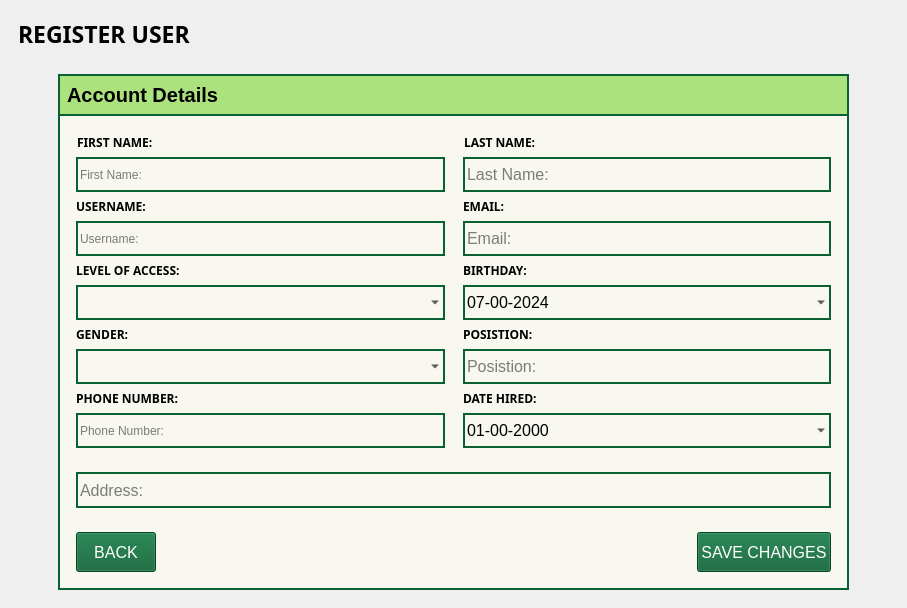
Above: Screens/MainMenuScreens/Registration/Registration_user.ui from Bideiro/Ranil_project_py before the change. Below: the same form after it.
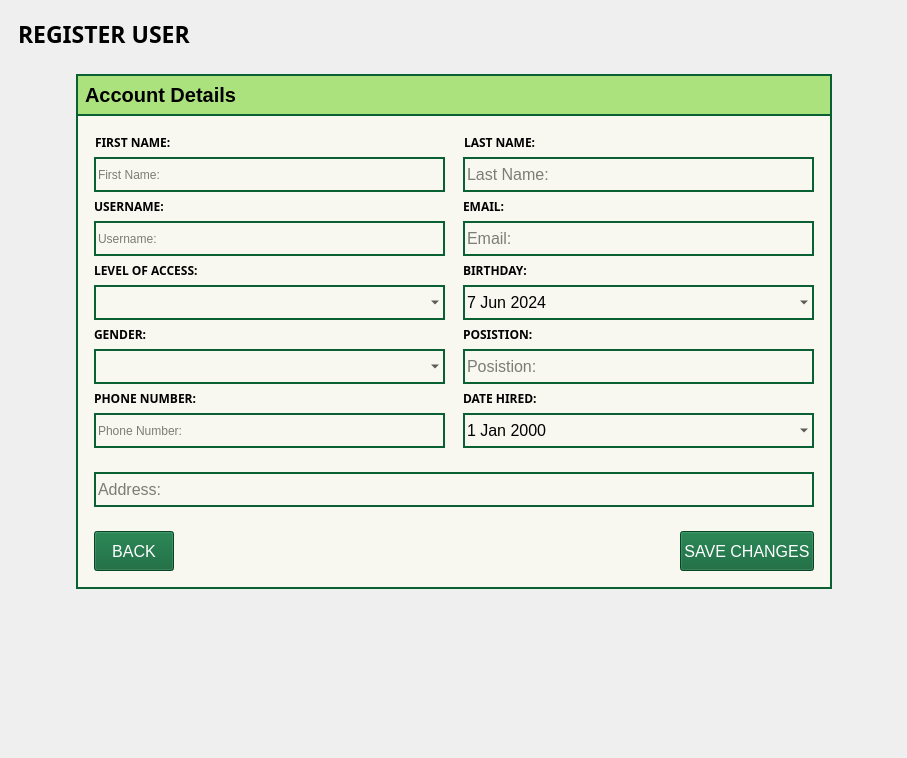
That is the form after the change.

Diff of the .ui file:
```diff
--- a/Screens/MainMenuScreens/Registration/Registration_user.ui
+++ b/Screens/MainMenuScreens/Registration/Registration_user.ui
@@ -7,7 +7,7 @@
     <x>0</x>
     <y>0</y>
     <width>907</width>
-    <height>608</height>
+    <height>758</height>
    </rect>
   </property>
   <property name="font">
@@ -19,6 +19,29 @@
    <string>MainWindow</string>
   </property>
   <widget class="QWidget" name="centralwidget">
+   <property name="styleSheet">
+    <string notr="true">#widget{
+background-color: #F8F8F0;
+border: 2px solid #096033;
+}
+.QComboBox
+{
+border : 2px solid #096033;
+background-color:rgba(0,0,0,0);
+}
+.QLineEdit{
+border : 2px solid #096033;
+background-color:rgba(0,0,0,0);
+}
+.QDateEdit{
+border: 2px solid #096033;
+background-color:rgba(0,0,0,0);
+}
+.QPushButton{
+background-color: #096033;
+color: white;
+}</string>
+   </property>
    <layout class="QVBoxLayout" name="verticalLayout_8">
     <item>
      <widget class="QWidget" name="widget_7" native="true">
@@ -61,7 +84,7 @@
           <enum>Qt::Horizontal</enum>
          </property>
          <property name="sizeType">
-          <enum>QSizePolicy::Fixed</enum>
+          <enum>QSizePolicy::Expanding</enum>
          </property>
          <property name="sizeHint" stdset="0">
           <size>
@@ -74,27 +97,7 @@
        <item>
         <widget class="QWidget" name="widget" native="true">
          <property name="styleSheet">
-          <string notr="true">#widget{
-background-color: #F8F8F0;
-border: 2px solid #096033;
-}
-.QComboBox
-{
-border : 2px solid #096033;
-background-color:rgba(0,0,0,0);
-}
-.QLineEdit{
-border : 2px solid #096033;
-background-color:rgba(0,0,0,0);
-}
-.QDateEdit{
-border: 2px solid #096033;
-background-color:rgba(0,0,0,0);
-}
-.QPushButton{
-background-color: #096033;
-color: white;
-}</string>
+          <string notr="true"/>
          </property>
          <layout class="QVBoxLayout" name="verticalLayout_5">
           <property name="spacing">
@@ -207,7 +210,7 @@
                     </widget>
                    </item>
                    <item>
-                    <widget class="QLineEdit" name="lineEdit">
+                    <widget class="QLineEdit" name="FName_LE">
                      <property name="sizePolicy">
                       <sizepolicy hsizetype="Minimum" vsizetype="Fixed">
                        <horstretch>0</horstretch>
@@ -243,7 +246,7 @@
                     </widget>
                    </item>
                    <item>
-                    <widget class="QLineEdit" name="lineEdit_2">
+                    <widget class="QLineEdit" name="user_LE">
                      <property name="sizePolicy">
                       <sizepolicy hsizetype="Minimum" vsizetype="Fixed">
                        <horstretch>0</horstretch>
@@ -275,7 +278,7 @@
                     </widget>
                    </item>
                    <item>
-                    <widget class="QComboBox" name="comboBox">
+                    <widget class="QComboBox" name="level_CB">
                      <property name="sizePolicy">
                       <sizepolicy hsizetype="Minimum" vsizetype="Fixed">
                        <horstretch>0</horstretch>
@@ -323,7 +326,7 @@
                     </widget>
                    </item>
                    <item>
-                    <widget class="QComboBox" name="comboBox_2">
+                    <widget class="QComboBox" name="gender_CB">
                      <property name="sizePolicy">
                       <sizepolicy hsizetype="Minimum" vsizetype="Fixed">
                        <horstretch>0</horstretch>
@@ -365,7 +368,7 @@
                     </widget>
                    </item>
                    <item>
-                    <widget class="QLineEdit" name="lineEdit_5">
+                    <widget class="QLineEdit" name="Phono_LE">
                      <property name="sizePolicy">
                       <sizepolicy hsizetype="Minimum" vsizetype="Fixed">
                        <horstretch>0</horstretch>
@@ -422,7 +425,7 @@
                     </widget>
                    </item>
                    <item>
-                    <widget class="QLineEdit" name="lineEdit_3">
+                    <widget class="QLineEdit" name="LName_LE">
                      <property name="sizePolicy">
                       <sizepolicy hsizetype="Minimum" vsizetype="Fixed">
                        <horstretch>0</horstretch>
@@ -457,7 +460,7 @@
                     </widget>
                    </item>
                    <item>
-                    <widget class="QLineEdit" name="lineEdit_4">
+                    <widget class="QLineEdit" name="email_LE">
                      <property name="sizePolicy">
                       <sizepolicy hsizetype="Minimum" vsizetype="Fixed">
                        <horstretch>0</horstretch>
@@ -492,7 +495,7 @@
                     </widget>
                    </item>
                    <item>
-                    <widget class="QDateEdit" name="dateEdit">
+                    <widget class="QDateEdit" name="Bday_DE">
                      <property name="sizePolicy">
                       <sizepolicy hsizetype="Minimum" vsizetype="Fixed">
                        <horstretch>0</horstretch>
@@ -513,7 +516,7 @@
                      </property>
                      <property name="dateTime">
                       <datetime>
-                       <hour>8</hour>
+                       <hour>0</hour>
                        <minute>0</minute>
                        <second>0</second>
                        <year>2024</year>
@@ -521,9 +524,6 @@
                        <day>7</day>
                       </datetime>
                      </property>
-                     <property name="displayFormat">
-                      <string>dd-mm-yyyy</string>
-                     </property>
                      <property name="calendarPopup">
                       <bool>true</bool>
                      </property>
@@ -556,7 +556,7 @@
                     </widget>
                    </item>
                    <item>
-                    <widget class="QLineEdit" name="lineEdit_7">
+                    <widget class="QLineEdit" name="pos_LE">
                      <property name="sizePolicy">
                       <sizepolicy hsizetype="Minimum" vsizetype="Fixed">
                        <horstretch>0</horstretch>
@@ -591,7 +591,7 @@
                     </widget>
                    </item>
                    <item>
-                    <widget class="QDateEdit" name="dateEdit_2">
+                    <widget class="QDateEdit" name="DHire_DE">
                      <property name="sizePolicy">
                       <sizepolicy hsizetype="Minimum" vsizetype="Fixed">
                        <horstretch>0</horstretch>
@@ -610,12 +610,12 @@
                      <property name="specialValueText">
                       <string/>
                      </property>
-                     <property name="displayFormat">
-                      <string>dd-mm-yyyy</string>
-                     </property>
                      <property name="calendarPopup">
                       <bool>true</bool>
                      </property>
+                     <property name="timeSpec">
+                      <enum>Qt::LocalTime</enum>
+                     </property>
                     </widget>
                    </item>
                   </layout>
@@ -626,9 +626,15 @@
              </item>
              <item>
               <widget class="QWidget" name="widget_5" native="true">
+               <property name="maximumSize">
+                <size>
+                 <width>16777215</width>
+                 <height>100</height>
+                </size>
+               </property>
                <layout class="QVBoxLayout" name="verticalLayout_7">
                 <item>
-                 <widget class="QLineEdit" name="lineEdit_6">
+                 <widget class="QLineEdit" name="address_LE">
                   <property name="sizePolicy">
                    <sizepolicy hsizetype="Expanding" vsizetype="Expanding">
                     <horstretch>0</horstretch>
@@ -656,7 +662,7 @@
               <widget class="QWidget" name="widget_6" native="true">
                <layout class="QHBoxLayout" name="horizontalLayout_2">
                 <item>
-                 <widget class="QPushButton" name="pushButton">
+                 <widget class="QPushButton" name="back_btn">
                   <property name="minimumSize">
                    <size>
                     <width>0</width>
@@ -675,14 +681,14 @@
                   </property>
                   <property name="sizeHint" stdset="0">
                    <size>
-                    <width>80</width>
-                    <height>20</height>
+                    <width>500</width>
+                    <height>0</height>
                    </size>
                   </property>
                  </spacer>
                 </item>
                 <item>
-                 <widget class="QPushButton" name="pushButton_2">
+                 <widget class="QPushButton" name="save_btn">
                   <property name="minimumSize">
                    <size>
                     <width>0</width>
@@ -709,7 +715,7 @@
           <enum>Qt::Horizontal</enum>
          </property>
          <property name="sizeType">
-          <enum>QSizePolicy::Fixed</enum>
+          <enum>QSizePolicy::Expanding</enum>
          </property>
          <property name="sizeHint" stdset="0">
           <size>
@@ -722,6 +728,19 @@
       </layout>
      </widget>
     </item>
+    <item>
+     <spacer name="verticalSpacer">
+      <property name="orientation">
+       <enum>Qt::Vertical</enum>
+      </property>
+      <property name="sizeHint" stdset="0">
+       <size>
+        <width>20</width>
+        <height>40</height>
+       </size>
+      </property>
+     </spacer>
+    </item>
    </layout>
   </widget>
  </widget>
```
